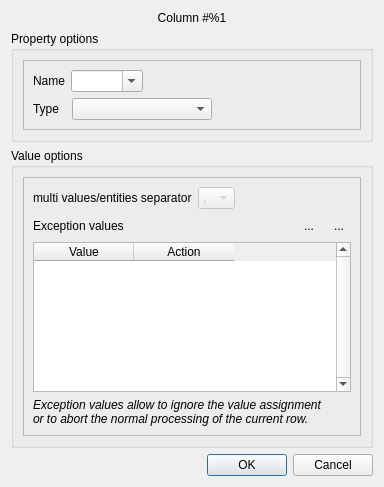
First picture: the form in library/talipot-gui/designer/CSVPropertyDialog.ui, repository anlambert/tulip, before the edit.
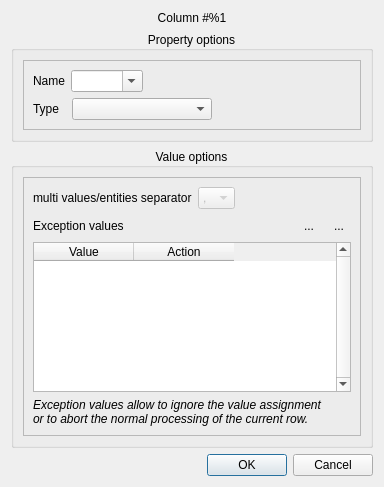
Second picture: the form after the edit.

```diff
--- a/library/talipot-gui/designer/CSVPropertyDialog.ui
+++ b/library/talipot-gui/designer/CSVPropertyDialog.ui
@@ -37,6 +37,9 @@
        <property name="title">
         <string>Property options</string>
        </property>
+       <property name="alignment">
+        <set>Qt::AlignCenter</set>
+       </property>
        <layout class="QVBoxLayout" name="verticalLayout">
         <item>
          <widget class="QFrame" name="frame_3">
@@ -138,6 +141,9 @@
        <property name="title">
         <string>Value options</string>
        </property>
+       <property name="alignment">
+        <set>Qt::AlignCenter</set>
+       </property>
        <layout class="QVBoxLayout" name="verticalLayout_4">
         <item>
          <widget class="QFrame" name="valuePropertiesFrame">
```
